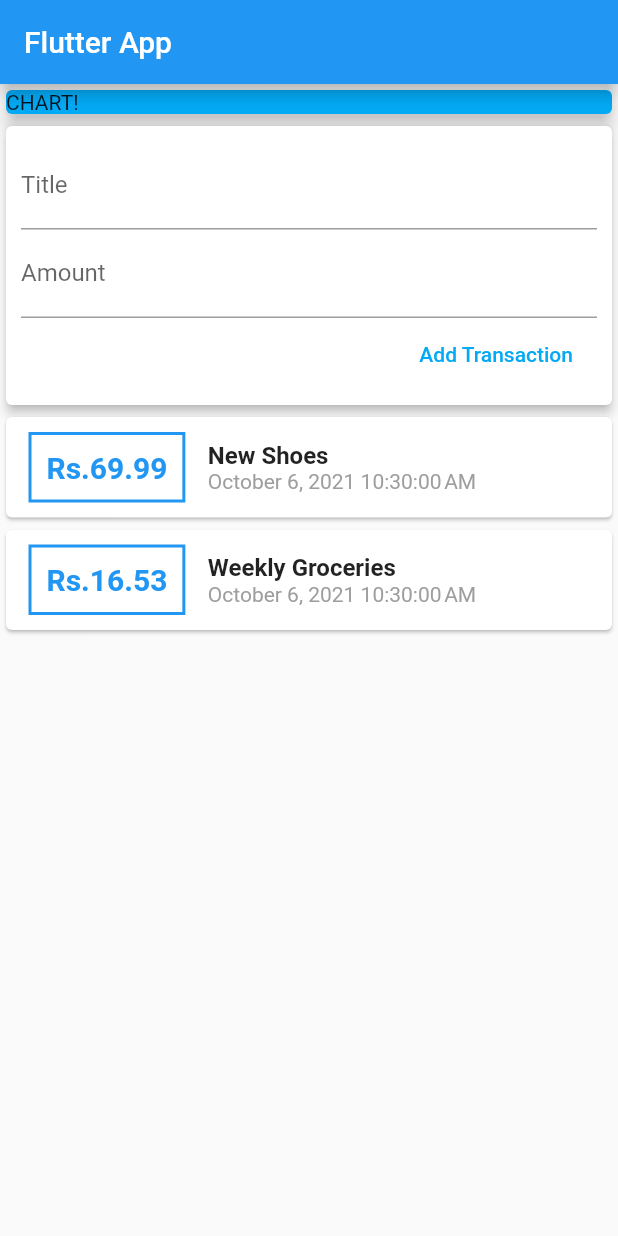
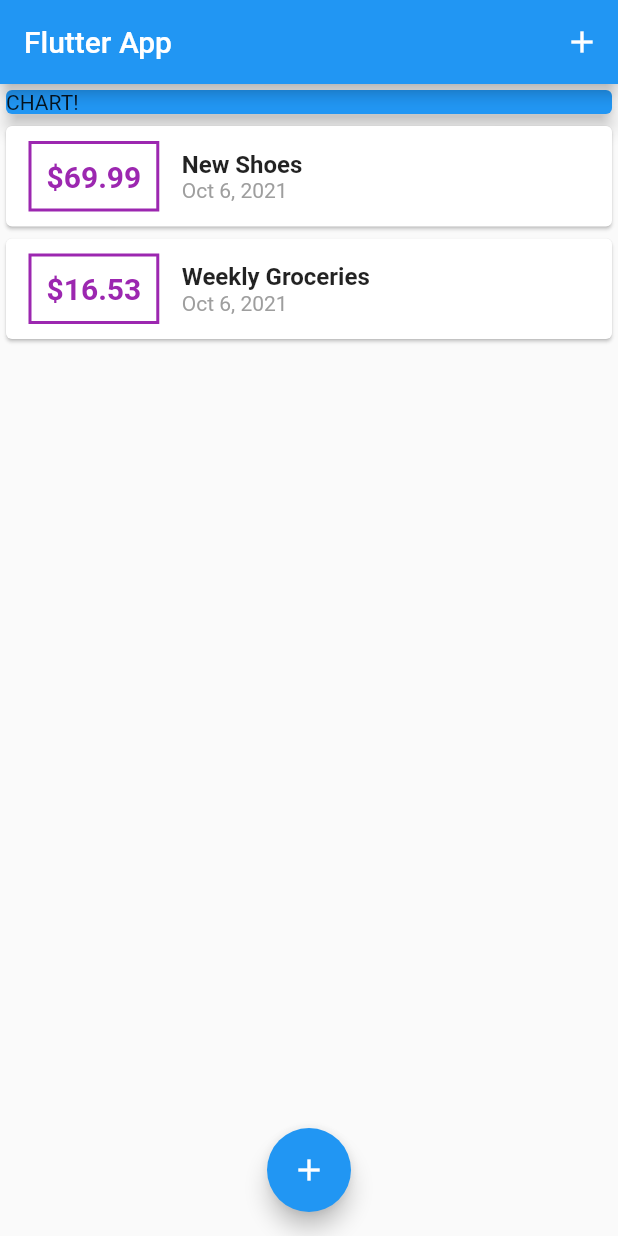
Before and after one commit to LakithaDM/BudgetApp, a Flutter app: the screen it shows after launch, on a phone screen of 412 x 824 dp. Run offline on Flutter 3.47's test engine with Material 2 defaults, Android fonts, the light colour scheme and no system bars.

Commit message:
Add a modal bottom sheet to add transactions

```diff
--- a/budjetapp/lib/main.dart
+++ b/budjetapp/lib/main.dart
@@ -1,5 +1,8 @@
 import 'package:flutter/material.dart';
-import './widgets/user_transactions.dart';
+
+import './widgets/new_transaction.dart';
+import './widgets/transaction_list.dart';
+import './models/transaction.dart';
 
 void main() => runApp(MyApp());
 
@@ -13,30 +16,88 @@
   }
 }
 
-class MyHomePage extends StatelessWidget {
+class MyHomePage extends StatefulWidget {
+  // String titleInput;
+  // String amountInput;
+  @override
+  _MyHomePageState createState() => _MyHomePageState();
+}
+
+class _MyHomePageState extends State<MyHomePage> {
+  final List<Transaction> _userTransactions = [
+    Transaction(
+      id: 't1',
+      title: 'New Shoes',
+      amount: 69.99,
+      date: DateTime.now(),
+    ),
+    Transaction(
+      id: 't2',
+      title: 'Weekly Groceries',
+      amount: 16.53,
+      date: DateTime.now(),
+    ),
+  ];
+
+  void _addNewTransaction(String txTitle, double txAmount) {
+    final newTx = Transaction(
+      title: txTitle,
+      amount: txAmount,
+      date: DateTime.now(),
+      id: DateTime.now().toString(),
+    );
+
+    setState(() {
+      _userTransactions.add(newTx);
+    });
+  }
+
+  void _startAddNewTransaction(BuildContext ctx) {
+    showModalBottomSheet(
+      context: ctx,
+      builder: (_) {
+        return GestureDetector(
+          onTap: () {},
+          child: NewTransaction(_addNewTransaction),
+          behavior: HitTestBehavior.opaque,
+        );
+      },
+    );
+  }
 
   @override
   Widget build(BuildContext context) {
     return Scaffold(
       appBar: AppBar(
         title: Text('Flutter App'),
+        actions: <Widget>[
+          IconButton(
+            icon: Icon(Icons.add),
+            onPressed: () => _startAddNewTransaction(context),
+          ),
+        ],
       ),
       body: SingleChildScrollView(
         child: Column(
-          mainAxisAlignment: MainAxisAlignment.start,
+          // mainAxisAlignment: MainAxisAlignment.start,
           crossAxisAlignment: CrossAxisAlignment.stretch,
           children: <Widget>[
             Container(
               width: double.infinity,
               child: Card(
-                color: Colors.lightBlue,
+                color: Colors.blue,
                 child: Text('CHART!'),
                 elevation: 5,
               ),
             ),
-          UserTransactions(),
+            TransactionList(_userTransactions),
           ],
         ),
+      ),
+      floatingActionButtonLocation: FloatingActionButtonLocation.centerFloat,
+      floatingActionButton: FloatingActionButton(
+        child: Icon(Icons.add),
+        onPressed: () => _startAddNewTransaction(context),
       ),
     );
   }
--- a/budjetapp/lib/widgets/new_transaction.dart
+++ b/budjetapp/lib/widgets/new_transaction.dart
@@ -7,53 +7,49 @@
 
   NewTransaction(this.addTx);
 
-  void submitData(){
+  void submitData() {
     final enteredTitle = titleController.text;
     final enteredAmount = double.parse(amountController.text);
 
-    if(enteredTitle.isEmpty || enteredAmount <= 0){
+    if (enteredTitle.isEmpty || enteredAmount <= 0) {
       return;
     }
 
     addTx(
-        enteredTitle,
-        enteredAmount , //conversion of text to double
+      enteredTitle,
+      enteredAmount,
     );
   }
 
   @override
   Widget build(BuildContext context) {
     return Card(
-      elevation: 3,
+      elevation: 5,
       child: Container(
         padding: EdgeInsets.all(10),
         child: Column(
           crossAxisAlignment: CrossAxisAlignment.end,
           children: <Widget>[
             TextField(
-              cursorColor: Colors.lightBlue,
               decoration: InputDecoration(labelText: 'Title'),
               controller: titleController,
               onSubmitted: (_) => submitData(),
-              /*onChanged: (val) {
-                      titleInput = val;
-                    },*/
+              // onChanged: (val) {
+              //   titleInput = val;
+              // },
             ),
             TextField(
-              cursorColor: Colors.lightBlue,
               decoration: InputDecoration(labelText: 'Amount'),
               controller: amountController,
               keyboardType: TextInputType.number,
               onSubmitted: (_) => submitData(),
-              /*onChanged: (val) {
-                      amountInput = val;
-                    },*/
+              // onChanged: (val) => amountInput = val,
             ),
             FlatButton(
               child: Text('Add Transaction'),
-              textColor: Colors.lightBlue,
+              textColor: Colors.purple,
               onPressed: submitData,
-            )
+            ),
           ],
         ),
       ),
--- a/budjetapp/lib/widgets/transaction_list.dart
+++ b/budjetapp/lib/widgets/transaction_list.dart
@@ -1,6 +1,7 @@
 import 'package:flutter/material.dart';
-import '../models/Transaction.dart';
 import 'package:intl/intl.dart';
+
+import '../models/transaction.dart';
 
 class TransactionList extends StatelessWidget {
   final List<Transaction> transactions;
@@ -12,7 +13,7 @@
     return Container(
       height: 300,
       child: ListView.builder(
-        itemBuilder: (ctx,index) {
+        itemBuilder: (ctx, index) {
           return Card(
             child: Row(
               children: <Widget>[
@@ -23,17 +24,17 @@
                   ),
                   decoration: BoxDecoration(
                     border: Border.all(
-                      color: Colors.blue,
+                      color: Colors.purple,
                       width: 2,
                     ),
                   ),
                   padding: EdgeInsets.all(10),
                   child: Text(
-                    'Rs.${transactions[index].amount.toStringAsFixed(2)}',
+                    '\$${transactions[index].amount.toStringAsFixed(2)}',
                     style: TextStyle(
                       fontWeight: FontWeight.bold,
                       fontSize: 20,
-                      color: Colors.blue,
+                      color: Colors.purple,
                     ),
                   ),
                 ),
@@ -48,7 +49,7 @@
                       ),
                     ),
                     Text(
-                      DateFormat().format(transactions[index].date),
+                      DateFormat.yMMMd().format(transactions[index].date),
                       style: TextStyle(
                         color: Colors.grey,
                       ),
@@ -60,7 +61,6 @@
           );
         },
         itemCount: transactions.length,
-
       ),
     );
   }
--- a/budjetapp/lib/widgets/user_transactions.dart
+++ /dev/null
@@ -1,49 +0,0 @@
-import 'package:flutter/material.dart';
-import './new_transaction.dart';
-import './transaction_list.dart';
-import '../models/Transaction.dart';
-
-class UserTransactions extends StatefulWidget {
-  @override
-  _UserTransactionsState createState() => _UserTransactionsState();
-}
-
-class _UserTransactionsState extends State<UserTransactions> {
-  final List<Transaction> _userTransactions = [
-    Transaction(
-      id: 't1',
-      title: 'New Shoes',
-      amount: 69.99,
-      date: DateTime.now(),
-    ),
-    Transaction(
-      id: 't2',
-      title: 'Weekly Groceries',
-      amount: 16.53,
-      date: DateTime.now(),
-    ),
-  ];
-
-  void _addNewTransaction(String txTitle, double txAmount) {
-    final newTx = Transaction(
-      title: txTitle,
-      amount: txAmount,
-      date: DateTime.now(),
-      id: DateTime.now().toString(),
-    );
-
-    setState(() {
-      _userTransactions.add(newTx);
-    });
-  }
-
-  @override
-  Widget build(BuildContext context) {
-    return Column(
-      children: [
-        NewTransaction(_addNewTransaction),
-        TransactionList(_userTransactions),
-      ],
-    );
-  }
-}
--- a/budjetapp/pubspec.yaml
+++ b/budjetapp/pubspec.yaml
@@ -19,7 +19,7 @@
 dependencies:
   flutter:
     sdk: flutter
-  intl: ^0.17.0
+  intl: ^0.15.8
 
   # The following adds the Cupertino Icons font to your application.
   # Use with the CupertinoIcons class for iOS style icons.
```
Also changed, not shown: budjetapp/pubspec.lock.
